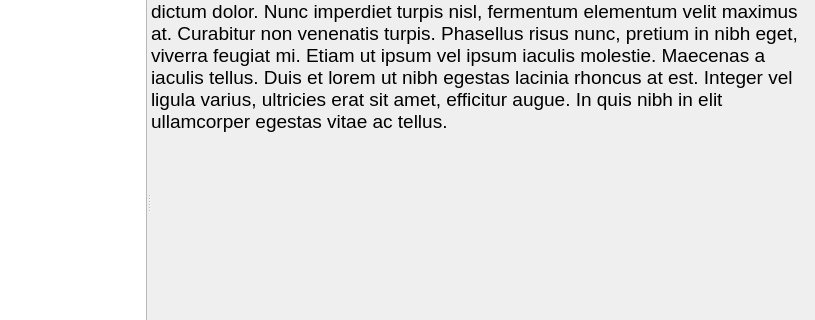
Qt form src/MainWindow.ui (Kirtsim/Memo-client-gui) before a commit; both pictures show x 162 to 977 and y 151 to 471 of the 977 by 709 pixel window.
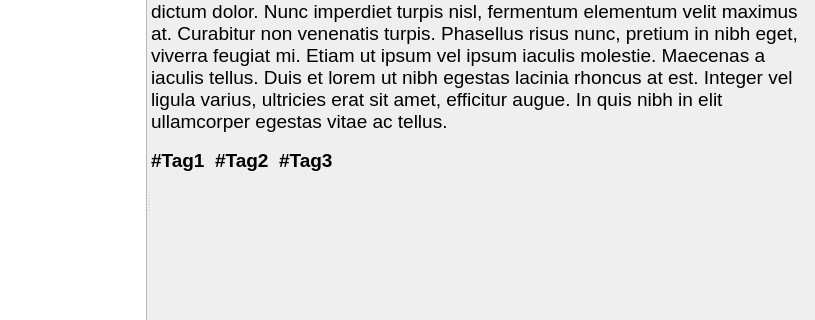
The same form after that commit.

Commit message: List all tags of a memo when desplaying a memo in detail.

```diff
--- a/src/MainWindow.ui
+++ b/src/MainWindow.ui
@@ -158,6 +158,35 @@
           </property>
          </widget>
         </item>
+        <item>
+         <spacer name="verticalSpacer_3">
+          <property name="orientation">
+           <enum>Qt::Vertical</enum>
+          </property>
+          <property name="sizeType">
+           <enum>QSizePolicy::Fixed</enum>
+          </property>
+          <property name="sizeHint" stdset="0">
+           <size>
+            <width>20</width>
+            <height>10</height>
+           </size>
+          </property>
+         </spacer>
+        </item>
+        <item>
+         <widget class="QLabel" name="tags">
+          <property name="font">
+           <font>
+            <pointsize>14</pointsize>
+            <bold>true</bold>
+           </font>
+          </property>
+          <property name="text">
+           <string>#Tag1  #Tag2  #Tag3</string>
+          </property>
+         </widget>
+        </item>
         <item>
          <spacer name="verticalSpacer">
           <property name="orientation">
```
Left out of the diff: 9 changed lines with no effect on the pictures. The commit also changes 2 other files.
